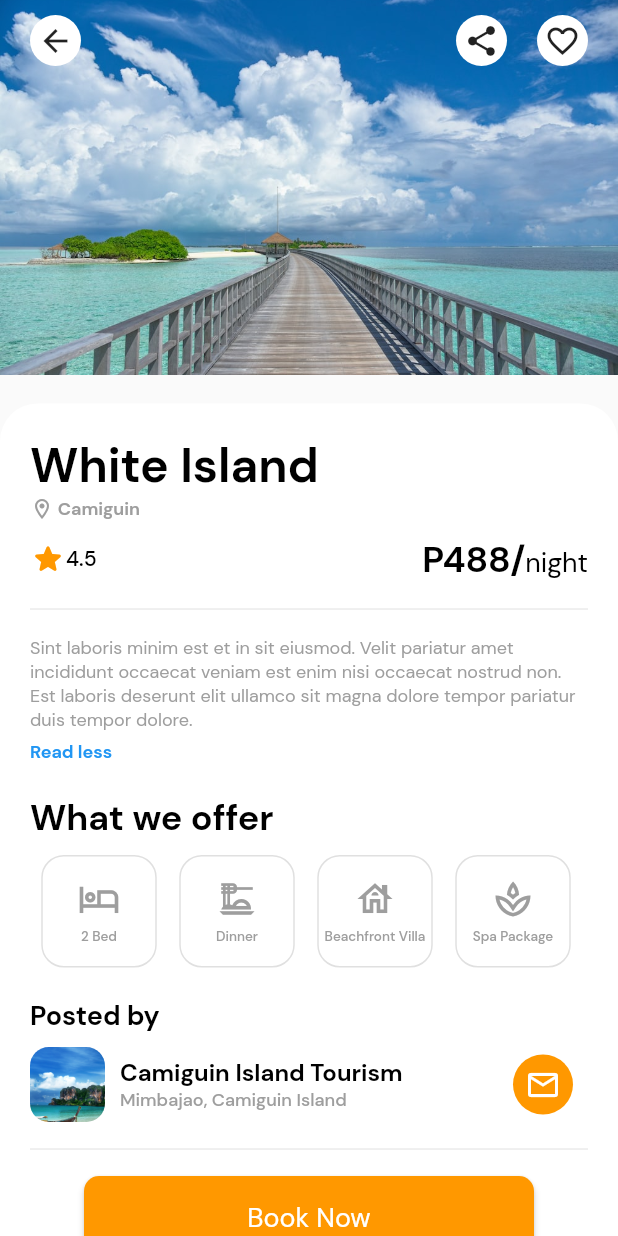
After one commit to lansoyyy/hotel_booking_app, a Flutter app: the screen it shows after launch, after a tap on "White Island", on a phone screen of 412 x 824 dp. The commit adds this screen. Run offline on Flutter 3.47's test engine with Material 2 defaults, Android fonts, the phone set to English and light mode, and no system bars.

Commit message:
added business page

```diff
--- /dev/null
+++ b/lib/screens/pages/business_page.dart
@@ -0,0 +1,380 @@
+import 'package:flutter/material.dart';
+import 'package:hotel/widgets/text_widget.dart';
+
+import '../../widgets/button_widget.dart';
+
+class BusinessPage extends StatefulWidget {
+  const BusinessPage({super.key});
+
+  @override
+  State<BusinessPage> createState() => _BusinessPageState();
+}
+
+class _BusinessPageState extends State<BusinessPage> {
+  bool readMore = false;
+  List offers = [
+    {'name': '2 Bed', 'icon': Icons.hotel_outlined},
+    {'name': 'Dinner', 'icon': Icons.dinner_dining_outlined},
+    {'name': 'Beachfront Villa', 'icon': Icons.house_outlined},
+    {'name': 'Spa Package', 'icon': Icons.spa_outlined},
+    {'name': 'Happy Hour', 'icon': Icons.local_bar_outlined},
+    {'name': 'Fitness Classes', 'icon': Icons.fitness_center_outlined}
+  ];
+
+  @override
+  Widget build(BuildContext context) {
+    return Scaffold(
+      body: Stack(
+        children: [
+          Hero(
+            tag: 'Image',
+            child: Container(
+              height: 250,
+              decoration: const BoxDecoration(
+                color: Colors.black,
+                image: DecorationImage(
+                  image: AssetImage('assets/images/sample2.jpg'),
+                  fit: BoxFit.cover,
+                ),
+              ),
+              child: SafeArea(
+                child: Padding(
+                  padding: const EdgeInsets.fromLTRB(20, 10, 20, 0),
+                  child: Row(
+                    crossAxisAlignment: CrossAxisAlignment.start,
+                    children: [
+                      GestureDetector(
+                        onTap: () {
+                          Navigator.pop(context);
+                        },
+                        child: Container(
+                          decoration: const BoxDecoration(
+                            color: Colors.white,
+                            shape: BoxShape.circle,
+                          ),
+                          child: const Padding(
+                            padding: EdgeInsets.all(5.0),
+                            child: Icon(
+                              Icons.arrow_back,
+                            ),
+                          ),
+                        ),
+                      ),
+                      const Expanded(child: SizedBox()),
+                      Container(
+                        decoration: const BoxDecoration(
+                          color: Colors.white,
+                          shape: BoxShape.circle,
+                        ),
+                        child: const Padding(
+                          padding: EdgeInsets.all(5.0),
+                          child: Icon(
+                            Icons.share,
+                          ),
+                        ),
+                      ),
+                      const SizedBox(
+                        width: 20,
+                      ),
+                      Container(
+                        decoration: const BoxDecoration(
+                          color: Colors.white,
+                          shape: BoxShape.circle,
+                        ),
+                        child: const Padding(
+                          padding: EdgeInsets.all(5.0),
+                          child: Icon(
+                            Icons.favorite_border,
+                          ),
+                        ),
+                      ),
+                    ],
+                  ),
+                ),
+              ),
+            ),
+          ),
+          Column(
+            mainAxisAlignment: MainAxisAlignment.end,
+            children: [
+              Container(
+                height: 555,
+                width: double.infinity,
+                decoration: const BoxDecoration(
+                  color: Colors.white,
+                  borderRadius: BorderRadius.only(
+                    topLeft: Radius.circular(25),
+                    topRight: Radius.circular(25),
+                  ),
+                ),
+                child: Padding(
+                  padding: const EdgeInsets.fromLTRB(20, 20, 20, 0),
+                  child: SingleChildScrollView(
+                    child: Column(
+                      crossAxisAlignment: CrossAxisAlignment.start,
+                      children: [
+                        TextWidget(
+                          text: 'White Island',
+                          fontSize: 32,
+                          color: Colors.black,
+                          fontFamily: 'Bold',
+                        ),
+                        Row(
+                          children: [
+                            const Icon(
+                              Icons.location_on_outlined,
+                              color: Colors.grey,
+                              size: 16,
+                            ),
+                            const SizedBox(
+                              width: 2.5,
+                            ),
+                            TextWidget(
+                              text: 'Camiguin',
+                              fontSize: 12,
+                              color: Colors.grey,
+                              fontFamily: 'Bold',
+                            ),
+                          ],
+                        ),
+                        const SizedBox(
+                          height: 10,
+                        ),
+                        Row(
+                          children: [
+                            const Icon(
+                              Icons.star_rounded,
+                              color: Colors.orange,
+                              size: 24,
+                            ),
+                            TextWidget(
+                              text: '4.5',
+                              fontSize: 14,
+                              color: Colors.black,
+                              fontFamily: 'Medium',
+                            ),
+                            const Expanded(
+                              child: SizedBox(),
+                            ),
+                            RichText(
+                              text: const TextSpan(
+                                children: [
+                                  TextSpan(
+                                    text: 'P488/',
+                                    style: TextStyle(
+                                      fontSize: 24,
+                                      fontFamily: 'Bold',
+                                      color: Colors.black,
+                                    ),
+                                  ),
+                                  TextSpan(
+                                    text: 'night',
+                                    style: TextStyle(
+                                      fontSize: 18,
+                                      fontFamily: 'Regular',
+                                      color: Colors.black,
+                                    ),
+                                  ),
+                                ],
+                              ),
+                            ),
+                          ],
+                        ),
+                        const SizedBox(
+                          height: 10,
+                        ),
+                        const Divider(),
+                        const SizedBox(
+                          height: 10,
+                        ),
+                        TextWidget(
+                          maxlines: readMore ? 5 : null,
+                          overflow: readMore ? TextOverflow.ellipsis : null,
+                          text:
+                              'Sint laboris minim est et in sit eiusmod. Velit pariatur amet incididunt occaecat veniam est enim nisi occaecat nostrud non. Est laboris deserunt elit ullamco sit magna dolore tempor pariatur duis tempor dolore.',
+                          fontSize: 12,
+                          fontFamily: 'Regular',
+                          color: Colors.grey,
+                        ),
+                        const SizedBox(
+                          height: 5,
+                        ),
+                        GestureDetector(
+                          onTap: () {
+                            if (readMore) {
+                              setState(() {
+                                readMore = false;
+                              });
+                            } else {
+                              setState(() {
+                                readMore = true;
+                              });
+                            }
+                          },
+                          child: TextWidget(
+                            text: readMore ? 'Read more' : 'Read less',
+                            fontSize: 12,
+                            fontFamily: 'Bold',
+                            color: Colors.blue,
+                          ),
+                        ),
+                        const SizedBox(
+                          height: 20,
+                        ),
+                        TextWidget(
+                          text: 'What we offer',
+                          fontSize: 24,
+                          color: Colors.black,
+                          fontFamily: 'Bold',
+                        ),
+                        const SizedBox(
+                          height: 10,
+                        ),
+                        SizedBox(
+                          height: 75,
+                          child: ListView.builder(
+                            scrollDirection: Axis.horizontal,
+                            itemCount: offers
+                                .length, // Replace 'itemCount' with the total number of items in your list
+                            itemBuilder: (context, index) {
+                              return Padding(
+                                padding: const EdgeInsets.only(
+                                    left: 7.5, right: 7.5),
+                                child: Container(
+                                  decoration: BoxDecoration(
+                                    borderRadius: BorderRadius.circular(15),
+                                    border:
+                                        Border.all(color: Colors.grey[300]!),
+                                    color: Colors.transparent,
+                                  ),
+                                  child: SizedBox(
+                                    width: 75,
+                                    child: Column(
+                                      crossAxisAlignment:
+                                          CrossAxisAlignment.center,
+                                      mainAxisAlignment:
+                                          MainAxisAlignment.center,
+                                      children: [
+                                        Icon(
+                                          offers[index]['icon'],
+                                          color: Colors.grey,
+                                          size: 28,
+                                        ),
+                                        const SizedBox(height: 5),
+                                        TextWidget(
+                                          text: offers[index]['name'],
+                                          fontSize: 9,
+                                          color: Colors.grey,
+                                          fontFamily: 'Medium',
+                                        ),
+                                      ],
+                                    ),
+                                  ),
+                                ),
+                              );
+                            },
+                          ),
+                        ),
+                        const SizedBox(
+                          height: 20,
+                        ),
+                        TextWidget(
+                          text: 'Posted by',
+                          fontSize: 18,
+                          color: Colors.black,
+                          fontFamily: 'Bold',
+                        ),
+                        const SizedBox(
+                          height: 10,
+                        ),
+                        Row(
+                          children: [
+                            Container(
+                              height: 50,
+                              width: 50,
+                              decoration: BoxDecoration(
+                                borderRadius: BorderRadius.circular(12.5),
+                                image: const DecorationImage(
+                                    image: AssetImage(
+                                      'assets/images/sample.jpg',
+                                    ),
+                                    fit: BoxFit.cover),
+                              ),
+                            ),
+                            const SizedBox(
+                              width: 10,
+                            ),
+                            Column(
+                              crossAxisAlignment: CrossAxisAlignment.start,
+                              mainAxisAlignment: MainAxisAlignment.start,
+                              children: [
+                                TextWidget(
+                                  text: 'Camiguin Island Tourism',
+                                  fontSize: 16,
+                                  color: Colors.black,
+                                  fontFamily: 'Bold',
+                                ),
+                                TextWidget(
+                                  text: 'Mimbajao, Camiguin Island',
+                                  fontSize: 12,
+                                  color: Colors.grey,
+                                  fontFamily: 'Medium',
+                                ),
+                              ],
+                            ),
+                            const Expanded(
+                              child: SizedBox(
+                                width: 10,
+                              ),
+                            ),
+                            Container(
+                              height: 40,
+                              width: 40,
+                              decoration: BoxDecoration(
+                                color: Colors.orange,
+                                borderRadius: BorderRadius.circular(100),
+                              ),
+                              child: const Padding(
+                                padding: EdgeInsets.all(2.0),
+                                child: Icon(
+                                  Icons.mail_outline,
+                                  color: Colors.white,
+                                ),
+                              ),
+                            ),
+                            const SizedBox(
+                              width: 10,
+                            ),
+                          ],
+                        ),
+                        const SizedBox(
+                          height: 10,
+                        ),
+                        const Divider(),
+                        const SizedBox(
+                          height: 10,
+                        ),
+                        Align(
+                          alignment: Alignment.bottomCenter,
+                          child: ButtonWidget(
+                            radius: 10,
+                            height: 55,
+                            label: 'Book Now',
+                            onPressed: () {},
+                          ),
+                        ),
+                        const SizedBox(
+                          height: 20,
+                        ),
+                      ],
+                    ),
+                  ),
+                ),
+              ),
+            ],
+          ),
+        ],
+      ),
+    );
+  }
+}
--- a/lib/screens/tabs/home_tab.dart
+++ b/lib/screens/tabs/home_tab.dart
@@ -21,7 +21,7 @@ class _HomeTabState extends State<HomeTab> {
     {'name': 'Restaurants', 'icon': Icons.restaurant_menu_outlined},
     {'name': 'Hotels', 'icon': Icons.hotel_outlined},
     {'name': 'Tourist Spots', 'icon': Icons.landscape_outlined},
-    {'name': 'Resorts', 'icon': Icons.beach_access_outlined},
+    {'name': 'Resorts', 'icon': Icons.cottage_outlined},
     {'name': 'Museums', 'icon': Icons.museum_outlined},
     {'name': 'Boarding House', 'icon': Icons.home_outlined},
     {'name': 'Cafes', 'icon': Icons.local_cafe_outlined},
--- a/lib/utils/colors.dart
+++ b/lib/utils/colors.dart
@@ -1,3 +1,3 @@
 import 'package:flutter/material.dart';
 
-const primary = Color(0xff2F5BE3);
+const primary = Colors.orange;
--- a/lib/widgets/cards/main_card.dart
+++ b/lib/widgets/cards/main_card.dart
@@ -1,4 +1,5 @@
 import 'package:flutter/material.dart';
+import 'package:hotel/screens/pages/business_page.dart';
 
 import '../text_widget.dart';
 
@@ -9,6 +10,11 @@ class MainCard extends StatelessWidget {
   Widget build(BuildContext context) {
     return Padding(
       padding: const EdgeInsets.only(left: 7.5, right: 7.5),
+      child: GestureDetector(
+        onTap: () {
+          Navigator.of(context).push(
+              MaterialPageRoute(builder: (context) => const BusinessPage()));
+        },
         child: Card(
           elevation: 2,
           shape: RoundedRectangleBorder(
@@ -16,7 +22,9 @@ class MainCard extends StatelessWidget {
           ),
           child: Stack(
             children: [
-            Container(
+              Hero(
+                tag: 'Image',
+                child: Container(
                   width: 150,
                   decoration: BoxDecoration(
                     borderRadius: BorderRadius.circular(15),
@@ -25,6 +33,7 @@ class MainCard extends StatelessWidget {
                           'assets/images/sample.jpg',
                         ),
                         fit: BoxFit.cover),
+                  ),
                 ),
               ),
               Container(
@@ -46,14 +55,6 @@ class MainCard extends StatelessWidget {
                   child: Column(
                     crossAxisAlignment: CrossAxisAlignment.start,
                     children: [
-                    const Align(
-                      alignment: Alignment.topRight,
-                      child: Icon(
-                        Icons.favorite_border,
-                        color: Colors.white,
-                        size: 24,
-                      ),
-                    ),
                       const Expanded(
                         child: SizedBox(),
                       ),
@@ -130,6 +131,7 @@ class MainCard extends StatelessWidget {
             ],
           ),
         ),
+      ),
     );
   }
 }
--- a/lib/widgets/cards/secondary_card.dart
+++ b/lib/widgets/cards/secondary_card.dart
@@ -1,5 +1,6 @@
 import 'package:flutter/material.dart';
 
+import '../../screens/pages/business_page.dart';
 import '../text_widget.dart';
 
 class SecondaryCard extends StatelessWidget {
@@ -9,6 +10,11 @@ class SecondaryCard extends StatelessWidget {
   Widget build(BuildContext context) {
     return Padding(
       padding: const EdgeInsets.only(left: 7.5, right: 7.5),
+      child: GestureDetector(
+        onTap: () {
+          Navigator.of(context).push(
+              MaterialPageRoute(builder: (context) => const BusinessPage()));
+        },
         child: Card(
           elevation: 2,
           shape: RoundedRectangleBorder(
@@ -50,11 +56,6 @@ class SecondaryCard extends StatelessWidget {
                                   color: Colors.white,
                                 ),
                               ),
-                          ),
-                          const Icon(
-                            Icons.favorite_border,
-                            color: Colors.white,
-                            size: 24,
                             ),
                           ],
                         ),
@@ -165,6 +166,7 @@ class SecondaryCard extends StatelessWidget {
             ],
           ),
         ),
+      ),
     );
   }
 }
--- a/lib/widgets/text_widget.dart
+++ b/lib/widgets/text_widget.dart
@@ -6,10 +6,14 @@ class TextWidget extends StatelessWidget {
   late Color? color;
   late String? fontFamily;
   late TextDecoration? decoration;
+  final int? maxlines;
+  final TextOverflow? overflow;
 
   TextWidget(
       {super.key,
       this.decoration,
+      this.maxlines,
+      this.overflow,
       required this.text,
       required this.fontSize,
       this.color = Colors.black,
@@ -19,6 +23,8 @@ class TextWidget extends StatelessWidget {
   Widget build(BuildContext context) {
     return Text(
       text,
+      maxLines: maxlines,
+      overflow: overflow,
       style: TextStyle(
           decoration: decoration,
           fontSize: fontSize,
```
Lines whose indentation alone changed are shown as unchanged.
